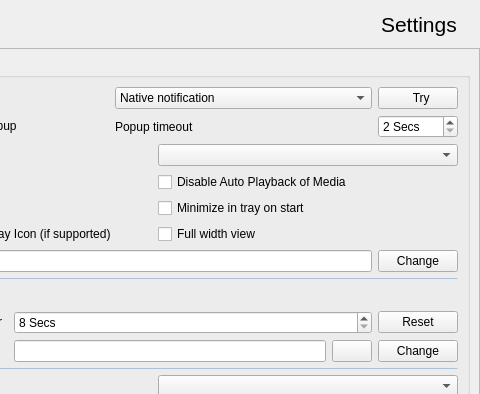
This is src/settingswidget.ui in keshavbhatt/whatsie as Qt 5 draws it before an edit; both pictures show x 171 to 651 and y 0 to 394 of the 651 by 841 pixel window. The edited form follows.
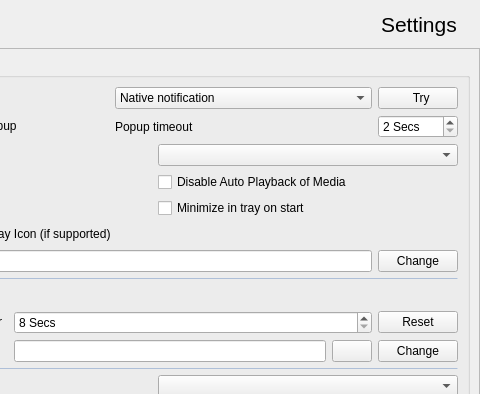
This is the edited form. Icons and pictures are not drawn.

Commit message: feat: remove full width view option from settings UI and related logic

The edit to the form file:
```diff
--- a/src/settingswidget.ui
+++ b/src/settingswidget.ui
@@ -372,16 +372,6 @@
               </property>
              </widget>
             </item>
-            <item row="4" column="1">
-             <widget class="QCheckBox" name="fullWidthViewCheckbox">
-              <property name="toolTip">
-               <string>Expand the view to full width of window</string>
-              </property>
-              <property name="text">
-               <string>Full width view</string>
-              </property>
-             </widget>
-            </item>
            </layout>
           </item>
           <item row="15" column="0">
```
The commit also changes 3 other files.
